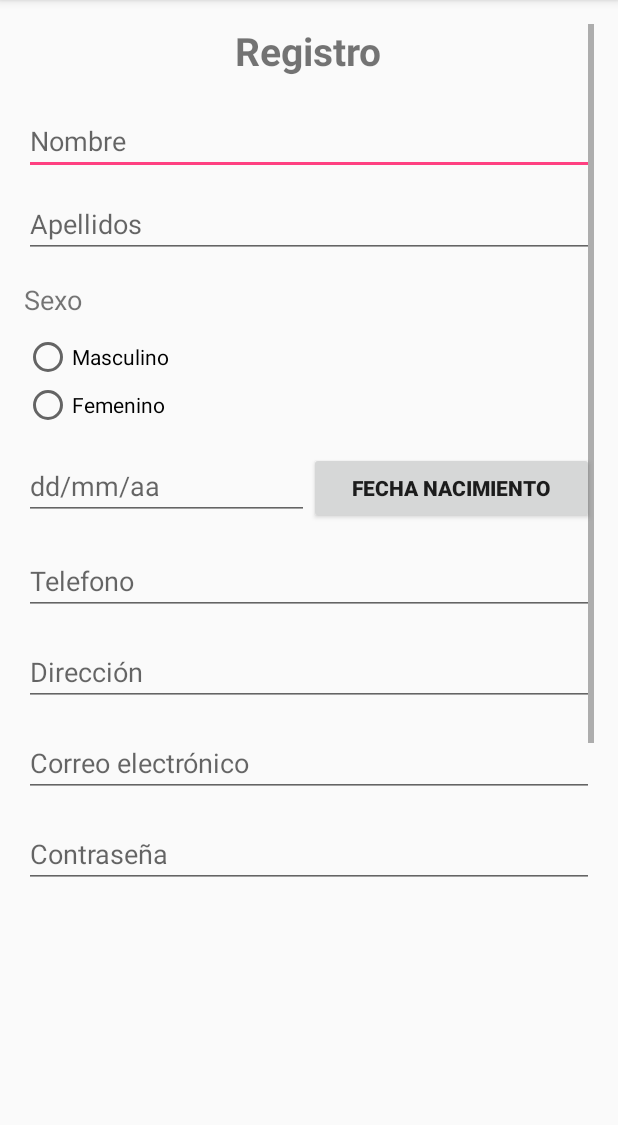
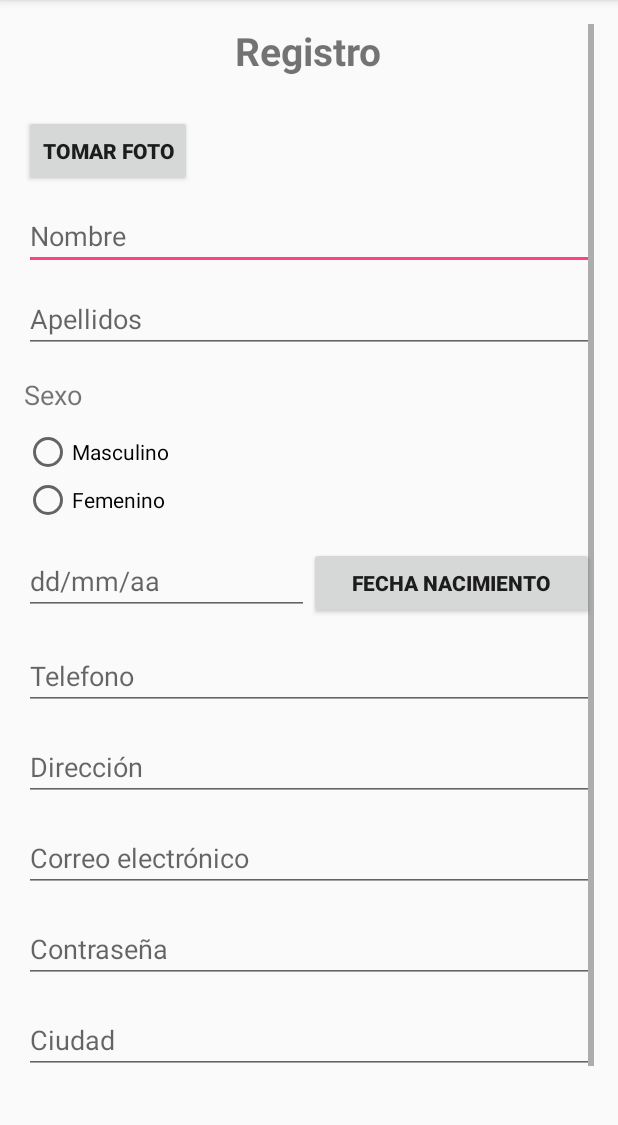
Before and after one commit to sant3213/FinalPro, an Android app: the screen it shows after launch (Registro), after a tap on "REGISTRARSE", on a phone screen of 412 x 824 dp, the part 84-1209 px from its top. Run offline under Robolectric (Android 15) with nearby library versions, the phone set to English and light mode, and no system bars; libraries missing offline, so code that uses them is left out: com.gun0912.tedpermission, gun0912.tedbottompicker.

Commit message:
makes the last features

```diff
--- a/app/build.gradle
+++ b/app/build.gradle
@@ -29,4 +29,6 @@ dependencies {
   compile 'com.android.support:design:25.3.1'
   testCompile 'junit:junit:4.12'
   compile project(':gradle-wrapper')
+  compile 'gun0912.ted:tedbottompicker:1.0.12'
+  compile 'gun0912.ted:tedpermission:2.0.0'
 }
--- a/app/src/main/AndroidManifest.xml
+++ b/app/src/main/AndroidManifest.xml
@@ -22,7 +22,7 @@
         <category android:name="android.intent.category.LAUNCHER" />
       </intent-filter>
     </activity>
-    <activity android:name=".LogIn" />
+    <activity android:name=".LogIn"  android:theme="@style/Theme.AppCompat.Light.NoActionBar" />
     <activity android:name=".Registro" />
 
   </application>
--- a/app/src/main/java/co/edu/udea/compumovil/gr02_20172/finalpro/LogIn.java
+++ b/app/src/main/java/co/edu/udea/compumovil/gr02_20172/finalpro/LogIn.java
@@ -3,6 +3,10 @@ package co.edu.udea.compumovil.gr02_20172.finalpro;
 import android.content.Intent;
 import android.os.Bundle;
 import android.support.v7.app.AppCompatActivity;
+import android.support.v7.widget.Toolbar;
+import android.view.Menu;
+import android.view.MenuInflater;
+import android.view.MenuItem;
 import android.view.View;
 import android.widget.TextView;
 
@@ -20,6 +24,31 @@ public class LogIn extends AppCompatActivity {
         startActivity(reg);
       }
     });
+    Toolbar myToolbar = (Toolbar) findViewById(R.id.my_toolbar);
+    setSupportActionBar(myToolbar);
+  }
 
+  @Override
+  public boolean onOptionsItemSelected(MenuItem item) {
+    switch (item.getItemId()) {
+      case R.id.update_profile:
+        Intent registroIntent = new Intent(getApplicationContext(), Registro.class);
+        startActivity(registroIntent);
+        return true;
+      case R.id.get_out:
+        Intent exitIntent = new Intent(Intent.ACTION_MAIN);
+        exitIntent.addCategory(Intent.CATEGORY_HOME);
+        exitIntent.setFlags(Intent.FLAG_ACTIVITY_NEW_TASK);
+        startActivity(exitIntent);
+        return true;
+      default:
+        return super.onOptionsItemSelected(item);
+    }
+  }
+  @Override
+  public boolean onCreateOptionsMenu(Menu menu) {
+    MenuInflater inflater = getMenuInflater();
+    inflater.inflate(R.menu.menu, menu);
+    return true;
   }
 }
--- a/app/src/main/java/co/edu/udea/compumovil/gr02_20172/finalpro/Registro.java
+++ b/app/src/main/java/co/edu/udea/compumovil/gr02_20172/finalpro/Registro.java
@@ -1,71 +1,47 @@
 package co.edu.udea.compumovil.gr02_20172.finalpro;
 
+import android.Manifest;
 import android.app.DatePickerDialog;
 import android.content.Intent;
 import android.graphics.Bitmap;
+import android.graphics.drawable.BitmapDrawable;
 import android.icu.util.Calendar;
 import android.net.Uri;
 import android.os.Build;
 import android.os.Bundle;
-import android.provider.MediaStore;
 import android.support.v7.app.AppCompatActivity;
 import android.view.View;
+import android.view.ViewGroup;
+import android.widget.ArrayAdapter;
+import android.widget.AutoCompleteTextView;
 import android.widget.Button;
 import android.widget.DatePicker;
 import android.widget.EditText;
 import android.widget.ImageView;
+import android.widget.Toast;
 
-public class Registro extends AppCompatActivity implements View.OnClickListener {
+import com.gun0912.tedpermission.PermissionListener;
+import com.gun0912.tedpermission.TedPermission;
+
+import java.util.ArrayList;
+
+import gun0912.tedbottompicker.TedBottomPicker;
+
+public class Registro extends AppCompatActivity {
   Button btn_registrar;
-
-  //variables fecha
   Button btn_fecha;
   EditText txt_fecha;
-  private int dia, mes, año;
-
-  //variables galeria
-  private static final int SELECTED_PICTURE = 1;
-  //variables camara
-  private final int REQUEST_IMAGE_CAPTURE = 1;
-
-  ImageView imageView;
-  private Button btn_toma_foto;
-  private Button btn_galeria;
+  AutoCompleteTextView  autocomplete;
+  String[] cities = { "Bogotá", "Medellín","Cali", "Armenia", "Pasto"};
+  ImageView imageHolder;
 
   @Override
   protected void onCreate(Bundle savedInstanceState) {
     super.onCreate(savedInstanceState);
     setContentView(R.layout.activity_registro);
-    //configuración camara
+    initViewElements();
+    setAutocomplete();
 
-    //  magicalCamera=new MagicalCamera(this,RESIZE_PHOTO_PIXELS_PERCENTAGE);
-
-    imageView = (ImageView) findViewById(R.id.imgfoto);
-    btn_galeria = (Button) findViewById(R.id.btngaleria);
-    btn_toma_foto = (Button) findViewById(R.id.btntomarfoto);
-
-    btn_toma_foto.setOnClickListener(new View.OnClickListener() {
-      @Override
-      public void onClick(View v) {
-        foto();
-      }
-    });
-
-    btn_galeria.setOnClickListener(new View.OnClickListener() {
-      @Override
-      public void onClick(View v) {
-        Intent gall=new Intent(Intent.ACTION_PICK,android.provider.MediaStore.Images.Media.EXTERNAL_CONTENT_URI);
-        startActivityForResult(gall, SELECTED_PICTURE);
-      }
-    });
-
-    //Configuración botón fecha
-    txt_fecha = (EditText) findViewById(R.id.txtfecha);
-    btn_fecha = (Button) findViewById(R.id.btnfecha);
-    btn_fecha.setOnClickListener(this);
-
-    //configuración botón registrar
-    btn_registrar =(Button)findViewById(R.id.btnregistrar);
     btn_registrar.setOnClickListener(new View.OnClickListener() {
       @Override
       public void onClick(View v) {
@@ -75,43 +51,90 @@ public class Registro extends AppCompatActivity implements View.OnClickListener
     });
   }
 
-  private void foto() {
-    Intent takePictureIntent = new Intent(MediaStore.ACTION_IMAGE_CAPTURE);
-    startActivityForResult(takePictureIntent, REQUEST_IMAGE_CAPTURE);
-    if (takePictureIntent.resolveActivity(getPackageManager()) != null) {
-      startActivityForResult(takePictureIntent, REQUEST_IMAGE_CAPTURE);
-    }
+  @android.support.annotation.RequiresApi(api = Build.VERSION_CODES.N)
+  public void setBrithDate(View v) {
+    Calendar callendar = Calendar.getInstance();
+    int dia = callendar.get(Calendar.DAY_OF_MONTH);
+    int mes = callendar.get(Calendar.MONTH);
+    int año = callendar.get(Calendar.YEAR);
+    DatePickerDialog datePickerDialog = new DatePickerDialog(this, new DatePickerDialog.OnDateSetListener() {
+      @Override
+      public void onDateSet(DatePicker view, int year, int monthOfYear, int dayOfMonth) {
+        txt_fecha.setText(dayOfMonth + "/" + (monthOfYear + 1) + "/" + year);
+      }
+    }, año, mes, dia);
+    datePickerDialog.show();
   }
-  //para tomar fotos
+
+  private void setAutocomplete() {
+    autocomplete = (AutoCompleteTextView) findViewById(R.id.city);
+    ArrayAdapter<String> adapter = new ArrayAdapter (this, android.R.layout.select_dialog_item, cities);
+    autocomplete.setThreshold(2);
+    autocomplete.setAdapter(adapter);
+  }
+
+  private void initViewElements() {
+    txt_fecha = (EditText) findViewById(R.id.txtfecha);
+    btn_fecha = (Button) findViewById(R.id.btnfecha);
+    btn_registrar =(Button)findViewById(R.id.btnregistrar);
+    imageHolder = (ImageView) findViewById(R.id.profileImageHolder);
+  }
+
+  public void setImageUser(View v) {
+    PermissionListener permissionlistener = new PermissionListener() {
+      @Override
+      public void onPermissionGranted() {
+//        Toast.makeText(Registro.this, "Permission Granted", Toast.LENGTH_SHORT).show();
+        callSetImageUser();
+      }
+
+      @Override
+      public void onPermissionDenied(ArrayList<String> deniedPermissions) {
+        Toast.makeText(Registro.this, "Permission Denied\n" + deniedPermissions.toString(), Toast.LENGTH_SHORT).show();
+      }
+    };
+    TedPermission.with(this)
+        .setPermissionListener(permissionlistener)
+        .setDeniedMessage("If you reject permission,you can not use this service\n\nPlease turn on permissions at [Setting] > [Permission]")
+        .setPermissions(Manifest.permission.WRITE_EXTERNAL_STORAGE)
+        .check();
+  }
+  private void callSetImageUser() {
+    TedBottomPicker tedBottomPicker = new TedBottomPicker.Builder(this)
+        .setOnImageSelectedListener(new TedBottomPicker.OnImageSelectedListener() {
+          @Override
+          public void onImageSelected(Uri uri) {
+            setImageHolder();
+            imageHolder.setImageURI(uri);
+          }
+        }).create();
+    tedBottomPicker.show(getSupportFragmentManager());
+  }
+
   @Override
-  public void onActivityResult(int requestCode, int resultCode,Intent data){
-    if(requestCode == REQUEST_IMAGE_CAPTURE && resultCode == RESULT_OK){
-      Bundle extras=data.getExtras();
-      Bitmap imageBitmap=(Bitmap)extras.get("data");
-      imageView.setImageBitmap(imageBitmap);
-    }
-    if(requestCode == SELECTED_PICTURE && resultCode == RESULT_OK){
-      Uri path=data.getData();
-      imageView.setImageURI(path);
-
+  protected void onSaveInstanceState(Bundle savedInstance) {
+    super.onSaveInstanceState(savedInstance);
+    BitmapDrawable drawable = (BitmapDrawable) imageHolder.getDrawable();
+    if(drawable != null) {
+      Bitmap bitmap = drawable.getBitmap();
+      savedInstance.putParcelable("image", bitmap);
     }
   }
 
-  @android.support.annotation.RequiresApi(api = Build.VERSION_CODES.N)
   @Override
-  public void onClick(View v) {
-    if (v == btn_fecha) {
-      final Calendar c = Calendar.getInstance();
-      dia = c.get(Calendar.DAY_OF_MONTH);
-      mes = c.get(Calendar.MONTH);
-      año = c.get(Calendar.YEAR);
-      DatePickerDialog datePickerDialog = new DatePickerDialog(this, new DatePickerDialog.OnDateSetListener() {
-        @Override
-        public void onDateSet(DatePicker view, int year, int monthOfYear, int dayOfMonth) {
-          txt_fecha.setText(dayOfMonth + "/" + (monthOfYear + 1) + "/" + year);
-        }
-      }, dia, mes, año);
-      datePickerDialog.show();
+  public void onRestoreInstanceState(Bundle savedInstanceState) {
+    super.onRestoreInstanceState(savedInstanceState);
+    if(savedInstanceState.containsKey("image")) {
+      Bitmap bitmap = savedInstanceState.getParcelable("image");
+      setImageHolder();
+      imageHolder.setImageBitmap(bitmap);
     }
   }
+
+  private void setImageHolder() {
+    ViewGroup.LayoutParams params = imageHolder.getLayoutParams();
+    params.height = 500;
+    imageHolder.setLayoutParams(params);
+  }
+
 }
--- a/app/src/main/res/layout/activity_registro.xml
+++ b/app/src/main/res/layout/activity_registro.xml
@@ -3,13 +3,13 @@
   xmlns:android="http://schemas.android.com/apk/res/android"
   android:layout_width="match_parent"
   android:layout_height="match_parent"
-  android:orientation="vertical"
-  android:padding="16dp">
+  android:orientation="vertical">
   <ScrollView
     android:layout_width="match_parent"
     android:layout_height="match_parent"
     android:layout_alignParentLeft="true"
-    android:layout_alignParentStart="true">
+    android:layout_alignParentStart="true"
+    android:padding="16dp">
     <LinearLayout
       android:layout_width="match_parent"
       android:layout_height="match_parent"
@@ -22,13 +22,32 @@
         android:layout_gravity="center"
         android:textSize="26dp"
         android:textStyle="bold" />
+      <LinearLayout
+        android:layout_width="match_parent"
+        android:layout_height="wrap_content"
+        android:layout_marginTop="20dp"
+        android:orientation="vertical">
+        <ImageView
+          android:id="@+id/profileImageHolder"
+          android:layout_width="match_parent"
+          android:layout_height="wrap_content"
+          android:scaleType="centerInside"
+          android:layout_marginBottom="5dp"/>
+        <Button
+          android:id="@+id/setImageButton"
+          android:layout_width="wrap_content"
+          android:layout_height="wrap_content"
+          android:onClick="setImageUser"
+          android:text="@string/btntomarfoto"
+          android:textStyle="bold"/>
+      </LinearLayout>
       <EditText
         android:id="@+id/nombres"
         android:layout_width="match_parent"
         android:layout_height="wrap_content"
         android:hint="@string/txtnombre"
         android:inputType="textCapWords|textNoSuggestions"
-        android:layout_marginTop="20dp" />
+        android:layout_marginTop="10dp" />
       <EditText
         android:id="@+id/apellidos"
         android:layout_width="match_parent"
@@ -81,7 +100,8 @@
           android:layout_height="wrap_content"
           android:text="@string/fecha"
           android:layout_weight="2"
-          android:textStyle="bold"/>
+          android:textStyle="bold"
+          android:onClick="setBrithDate" />
       </LinearLayout>
       <EditText
         android:id="@+id/telefono"
@@ -105,97 +125,26 @@
         android:inputType="textEmailAddress"
         android:layout_marginTop="15dp"/>
       <EditText
-        android:id="@+id/contraseña"
+        android:id="@+id/contrasena"
         android:layout_width="match_parent"
         android:layout_height="wrap_content"
         android:hint="@string/contrasena"
         android:inputType="textPassword"
         android:layout_marginTop="15dp"/>
-
+      <AutoCompleteTextView
+        android:id="@+id/city"
+        android:layout_width="match_parent"
+        android:layout_height="wrap_content"
+        android:hint="@string/city"
+        android:layout_marginTop="15dp"/>
       <Button
         android:id="@+id/btnregistrar"
         android:layout_width="wrap_content"
         android:layout_height="wrap_content"
-        android:layout_marginLeft="8dp"
-        android:layout_marginRight="8dp"
-        android:layout_marginTop="267dp"
+        android:layout_gravity="center"
+        android:layout_marginTop="50dp"
         android:text="@string/btnregistrar"
-        android:textStyle="bold"
-        android:layout_marginStart="8dp"
-        android:layout_marginEnd="8dp" />
-
-
-
-      <!--<RadioGroup-->
-        <!--android:id="@+id/radio"-->
-        <!--android:layout_width="173dp"-->
-        <!--android:layout_height="70dp"-->
-        <!--android:layout_marginTop="42dp"-->
-        <!--app:layout_constraintLeft_toLeftOf="parent"-->
-        <!--app:layout_constraintTop_toBottomOf="@+id/contraseña">-->
-
-        <!--<RadioButton-->
-          <!--android:id="@+id/femenino"-->
-          <!--android:layout_width="wrap_content"-->
-          <!--android:layout_height="44dp"-->
-          <!--android:layout_weight="0.68"-->
-          <!--android:text="@string/txtmasculino" />-->
-
-        <!--<RadioButton-->
-          <!--android:id="@+id/masculino"-->
-          <!--android:layout_width="wrap_content"-->
-          <!--android:layout_height="wrap_content"-->
-          <!--android:text="RadioButton"-->
-          <!--tools:text="@string/txtfemenino" />-->
-      <!--</RadioGroup>-->
-
-      <Button
-        android:id="@+id/btngaleria"
-        android:layout_width="wrap_content"
-        android:layout_height="wrap_content"
-        android:text="@string/btngaleria"
-        android:textStyle="bold"
-        android:layout_marginStart="16dp"
-        android:layout_marginRight="141dp"
-        android:layout_marginTop="-49dp"
-        android:layout_marginLeft="8dp" />
-
-
-      <Button
-        android:id="@+id/btntomarfoto"
-        android:layout_width="wrap_content"
-        android:layout_height="wrap_content"
-        android:layout_marginLeft="8dp"
-        android:layout_marginRight="8dp"
-        android:layout_marginTop="-94dp"
-        android:text="@string/btntomarfoto"
         android:textStyle="bold" />
-
-      <ImageView
-        android:id="@+id/imgfoto"
-        android:layout_width="107dp"
-        android:layout_height="106dp"
-        android:layout_marginBottom="133dp"
-        android:layout_marginLeft="16dp"
-        android:layout_marginRight="8dp" />
-
-
-      <!--   <ImageButton
-          android:id="@+id/btnimg"
-          android:layout_width="45dp"
-          android:layout_height="43dp"
-          android:layout_marginBottom="0dp"
-          android:layout_marginLeft="125dp"
-          android:layout_marginRight="8dp"
-          android:layout_marginTop="8dp"
-          app:layout_constraintBottom_toBottomOf="@+id/btngaleria"
-          app:layout_constraintHorizontal_bias="0.0"
-          app:layout_constraintLeft_toRightOf="@+id/btngaleria"
-          app:layout_constraintRight_toRightOf="@+id/textView10"
-          app:layout_constraintTop_toTopOf="@+id/btngaleria"
-          app:layout_constraintVertical_bias="1.0"
-          app:srcCompat="@drawable/ic_menu_camera" />-->
-
 
     </LinearLayout>
   </ScrollView>
--- /dev/null
+++ b/app/src/main/res/menu/menu.xml
@@ -0,0 +1,13 @@
+<?xml version="1.0" encoding="utf-8"?>
+<menu
+  xmlns:android="http://schemas.android.com/apk/res/android"
+  xmlns:app="http://schemas.android.com/apk/res-auto">
+  <item
+    android:id="@+id/update_profile"
+    android:title="@string/update_profile"
+    app:showAsAction="never"/>
+  <item
+    android:id="@+id/get_out"
+    android:title="@string/get_out"
+    app:showAsAction="never"/>
+</menu>
--- a/app/src/main/res/values/strings.xml
+++ b/app/src/main/res/values/strings.xml
@@ -23,5 +23,9 @@
     <string name="sign_in">Ingresar</string>
     <string name="sign_up">Registrarse</string>
   <string name="sex">Sexo</string>
+    <string name="city">Ciudad</string>
+  <string name="photo">Foto</string>
+  <string name="update_profile">Actualizar perfil</string>
+  <string name="get_out">Salir</string>
 
 </resources>
```
Also changed, not shown: app/src/main/res/layout/activity_log_in.xml (+17 -4 lines), 1 other file. Lines whose indentation alone changed are shown as unchanged.
